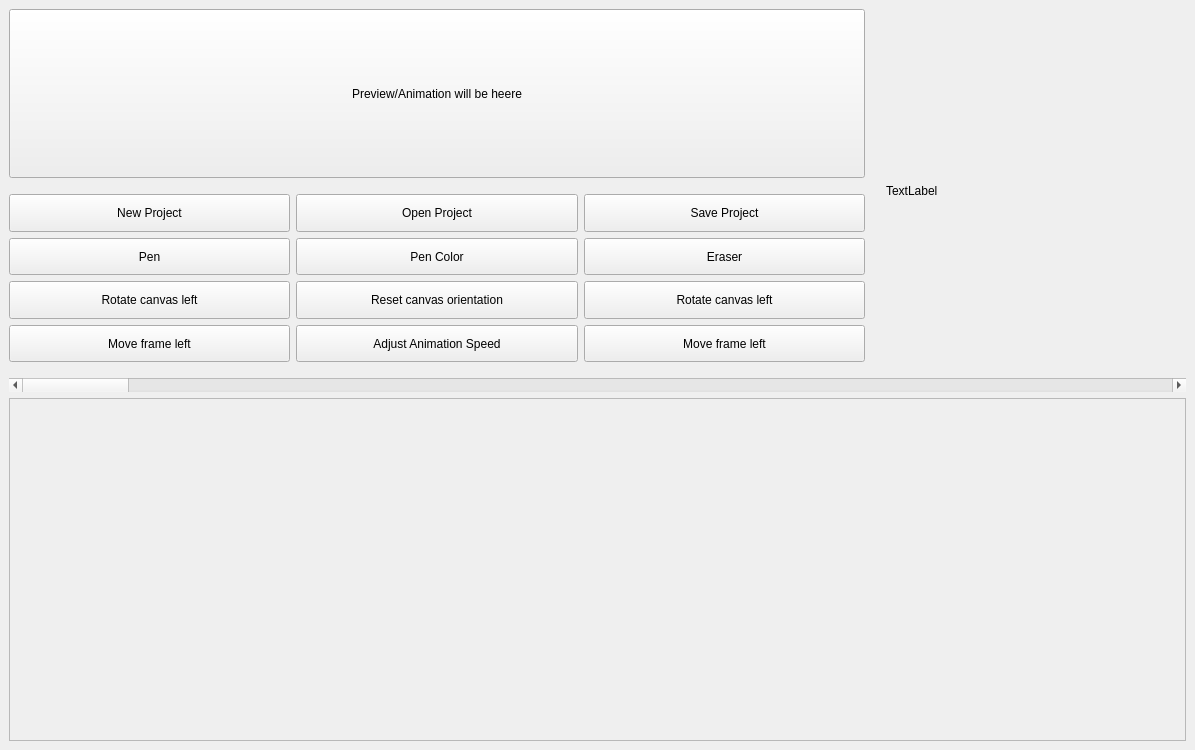
Above: mainwindow.ui from sydneyB6577/SpriteEditor before the change. Below: the same form after it.
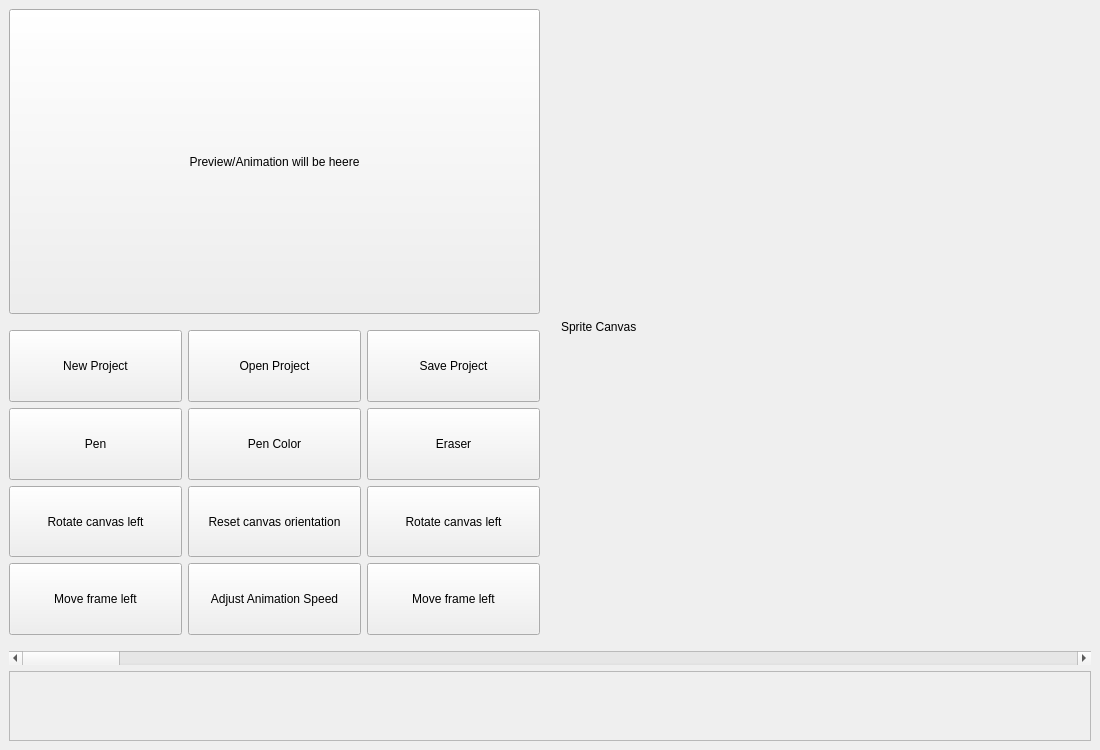
That is the form after the change.

Commit message: Add object for save & open project; UI tweaks

```diff
--- a/mainwindow.ui
+++ b/mainwindow.ui
@@ -6,7 +6,7 @@
    <rect>
     <x>0</x>
     <y>0</y>
-    <width>1195</width>
+    <width>1100</width>
     <height>750</height>
    </rect>
   </property>
@@ -19,6 +19,9 @@
      <layout class="QHBoxLayout" name="horizontalLayout">
       <item>
        <layout class="QVBoxLayout" name="toolbar">
+        <property name="sizeConstraint">
+         <enum>QLayout::SizeConstraint::SetMaximumSize</enum>
+        </property>
         <item>
          <widget class="QPushButton" name="pushButton">
           <property name="sizePolicy">
@@ -244,6 +247,12 @@
       </item>
       <item>
        <widget class="QLabel" name="canvasLabel">
+        <property name="sizePolicy">
+         <sizepolicy hsizetype="Expanding" vsizetype="Expanding">
+          <horstretch>0</horstretch>
+          <verstretch>0</verstretch>
+         </sizepolicy>
+        </property>
         <property name="minimumSize">
          <size>
           <width>300</width>
@@ -251,7 +260,7 @@
          </size>
         </property>
         <property name="text">
-         <string>TextLabel</string>
+         <string>Sprite Canvas</string>
         </property>
        </widget>
       </item>
@@ -274,6 +283,18 @@
       </item>
       <item>
        <widget class="QScrollArea" name="scrollArea_2">
+        <property name="sizePolicy">
+         <sizepolicy hsizetype="Expanding" vsizetype="Preferred">
+          <horstretch>0</horstretch>
+          <verstretch>0</verstretch>
+         </sizepolicy>
+        </property>
+        <property name="minimumSize">
+         <size>
+          <width>0</width>
+          <height>0</height>
+         </size>
+        </property>
         <property name="widgetResizable">
          <bool>true</bool>
         </property>
@@ -282,8 +303,8 @@
           <rect>
            <x>0</x>
            <y>0</y>
-           <width>1173</width>
-           <height>339</height>
+           <width>1074</width>
+           <height>69</height>
           </rect>
          </property>
         </widget>
```
The commit also changes 6 other files.
